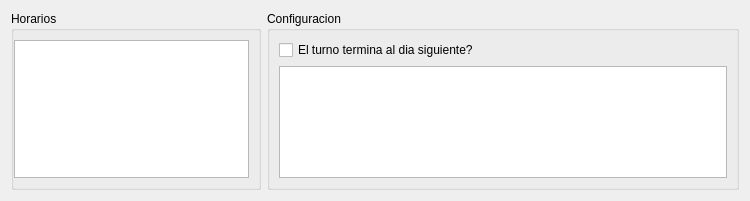
Qt form ui/schedulesview.ui (linoboss/PyExcel) before a commit.
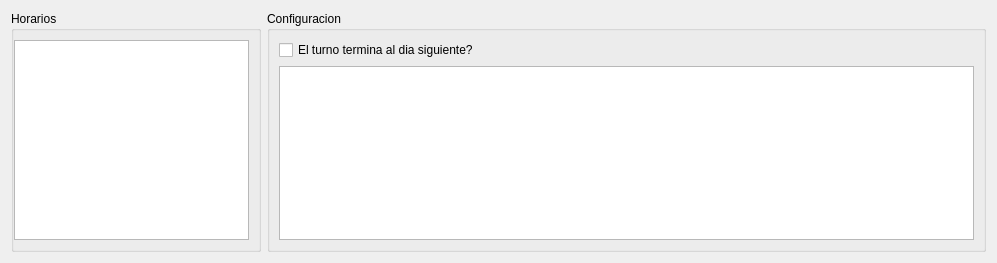
The same form after that commit.

The edit to the form file:
```diff
--- a/ui/schedulesview.ui
+++ b/ui/schedulesview.ui
@@ -6,8 +6,8 @@
    <rect>
     <x>0</x>
     <y>0</y>
-    <width>750</width>
-    <height>201</height>
+    <width>997</width>
+    <height>263</height>
    </rect>
   </property>
   <property name="windowTitle">
```
Left out of the diff: 3 changed lines with no effect on the pictures.
